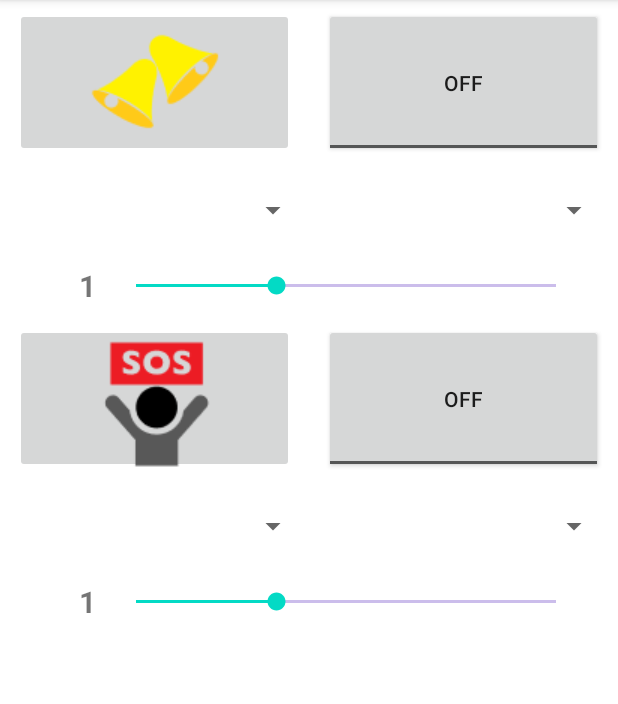
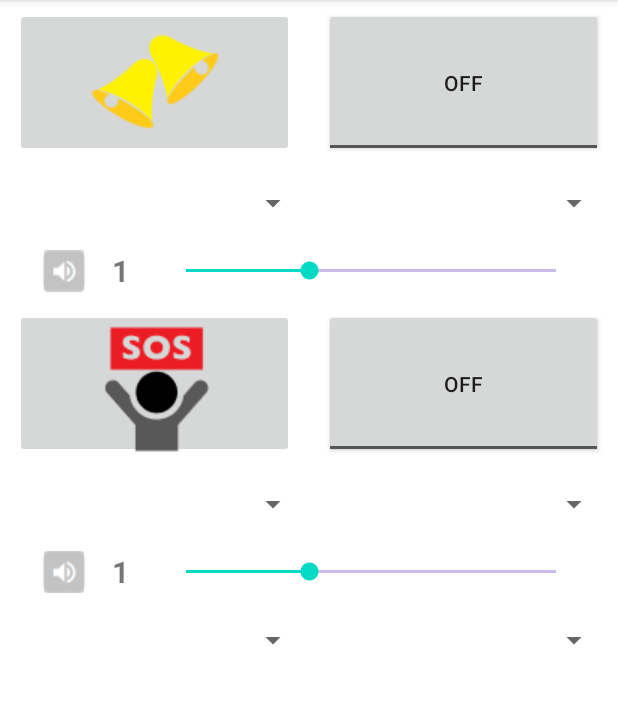
Before and after one commit to tfs-apps-one/BeastBusterPro, an Android app: the screen it shows after launch (MainActivity), on a phone screen of 412 x 824 dp, the part 84-788 px from its top. Run offline under Robolectric (Android 15) with nearby library versions, the phone set to English and light mode, and no system bars.

Commit message:
画面フレームワーク２

```diff
--- a/app/src/main/res/layout/activity_main.xml
+++ b/app/src/main/res/layout/activity_main.xml
@@ -51,7 +51,7 @@
     <LinearLayout
         android:id="@+id/linearLayout12"
         android:layout_width="match_parent"
-        android:layout_height="50dp"
+        android:layout_height="40dp"
         android:layout_alignParentStart="true"
         android:layout_below="@+id/linearLayout11"
         android:layout_marginBottom="5dp"
@@ -90,16 +90,28 @@
         android:layout_alignParentStart="true"
         app:layout_constraintTop_toBottomOf="@+id/linearLayout12"
         android:orientation="horizontal">
+
+    <ImageButton
+        android:id="@+id/btn_img_volume1"
+        android:layout_width="0dp"
+        android:layout_height="match_parent"
+        android:layout_marginBottom="0dp"
+        android:layout_marginEnd="1dp"
+        android:layout_marginStart="20dp"
+        android:layout_marginTop="0dp"
+        android:layout_weight="1"
+        android:src="@drawable/volume" />
+
     <TextView
         android:id="@+id/text_volume1"
         android:layout_width="0dp"
         android:layout_height="match_parent"
         android:layout_weight="1"
         android:layout_marginTop="5dp"
-        android:layout_marginStart="20dp"
+        android:layout_marginStart="1dp"
         android:layout_marginBottom="5dp"
         android:layout_marginEnd="5dp"
-        android:gravity="center|right"
+        android:gravity="center"
         android:text="1"
         android:textStyle="bold"
         android:textSize="20dp"/>
@@ -163,7 +175,7 @@
     <LinearLayout
         android:id="@+id/linearLayout22"
         android:layout_width="match_parent"
-        android:layout_height="50dp"
+        android:layout_height="40dp"
         android:layout_alignParentStart="true"
         android:layout_below="@+id/linearLayout21"
         android:layout_marginBottom="5dp"
@@ -203,16 +215,27 @@
         app:layout_constraintTop_toBottomOf="@+id/linearLayout22"
         android:orientation="horizontal">
 
+    <ImageButton
+        android:id="@+id/btn_img_volume2"
+        android:layout_width="0dp"
+        android:layout_height="match_parent"
+        android:layout_marginBottom="0dp"
+        android:layout_marginEnd="1dp"
+        android:layout_marginStart="20dp"
+        android:layout_marginTop="0dp"
+        android:layout_weight="1"
+        android:src="@drawable/volume" />
+
     <TextView
         android:id="@+id/text_volume2"
         android:layout_width="0dp"
         android:layout_height="match_parent"
         android:layout_weight="1"
         android:layout_marginTop="5dp"
-        android:layout_marginStart="20dp"
+        android:layout_marginStart="1dp"
         android:layout_marginBottom="5dp"
         android:layout_marginEnd="5dp"
-        android:gravity="center|right"
+        android:gravity="center"
         android:text="1"
         android:textStyle="bold"
         android:textSize="20dp"/>
@@ -231,5 +254,35 @@
         android:progressBackgroundTint="@color/design_default_color_primary_variant"/>
     </LinearLayout>
 
+    <LinearLayout
+        android:id="@+id/linearLayout31"
+        android:layout_width="match_parent"
+        android:layout_height="40dp"
+        android:layout_alignParentStart="true"
+        android:layout_marginBottom="5dp"
+        android:layout_marginStart="5dp"
+        android:layout_marginEnd="5dp"
+        android:layout_marginTop="5dp"
+        android:orientation="horizontal"
+        app:layout_constraintTop_toBottomOf="@+id/linearLayout23">
+
+        <Spinner
+            android:id="@+id/sp_interval"
+            android:layout_width="0dp"
+            android:layout_height="match_parent"
+            android:layout_weight="1" />
+        <!--android:entries="@array/list"
+        android:spinnerMode="dialog" -->
+
+        <Spinner
+            android:id="@+id/sp_shake"
+            android:layout_width="0dp"
+            android:layout_height="match_parent"
+            android:layout_weight="1" />
+        <!--android:entries="@array/list"
+            android:spinnerMode="dialog"-->
+    </LinearLayout>
+
+
 
 </androidx.constraintlayout.widget.ConstraintLayout>
```
Also changed, not shown: app/src/main/res/drawable/volume.png (added).
